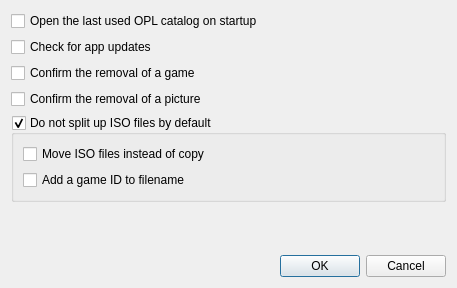
This is src/OplPcTools/UI/SettingsDialog.ui in brainstream/OPL-PC-Tools as Qt 5 draws it before an edit. The edited form follows.
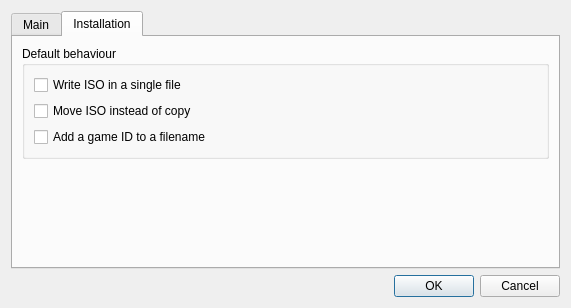
This is the edited form. The open tabs and pages were chosen to show the change.

Commit message:
The settings dialog refactored
Additionally, the settings to disable the ul.config validation added

The edit to the form file:
```diff
--- a/src/OplPcTools/UI/SettingsDialog.ui
+++ b/src/OplPcTools/UI/SettingsDialog.ui
@@ -6,8 +6,8 @@
    <rect>
     <x>0</x>
     <y>0</y>
-    <width>457</width>
-    <height>288</height>
+    <width>571</width>
+    <height>308</height>
    </rect>
   </property>
   <property name="windowTitle">
@@ -18,9 +18,26 @@
   </property>
   <layout class="QVBoxLayout" name="verticalLayout_2">
    <item>
+    <widget class="QTabWidget" name="mp_tabs">
+     <property name="currentIndex">
+      <number>0</number>
+     </property>
+     <widget class="QWidget" name="mp_tab_main">
+      <attribute name="title">
+       <string>Main</string>
+      </attribute>
+      <layout class="QVBoxLayout" name="verticalLayout_3">
+       <item>
     <widget class="QCheckBox" name="mp_checkbx_reopen_last_catalog">
      <property name="text">
-      <string>Open the last used OPL catalog on startup</string>
+          <string>Open recently used collection</string>
+         </property>
+        </widget>
+       </item>
+       <item>
+        <widget class="QCheckBox" name="mp_checkbox_validate_ulcfg">
+         <property name="text">
+          <string>Validate ul.cfg</string>
      </property>
     </widget>
    </item>
@@ -46,25 +63,49 @@
     </widget>
    </item>
    <item>
-    <widget class="QGroupBox" name="mp_groupbox_donot_splitup">
+        <spacer name="mp_spacer">
+         <property name="orientation">
+          <enum>Qt::Vertical</enum>
+         </property>
+         <property name="sizeHint" stdset="0">
+          <size>
+           <width>20</width>
+           <height>47</height>
+          </size>
+         </property>
+        </spacer>
+       </item>
+      </layout>
+     </widget>
+     <widget class="QWidget" name="mp_tab_installation">
+      <attribute name="title">
+       <string>Installation</string>
+      </attribute>
+      <layout class="QVBoxLayout" name="verticalLayout_4">
+       <item>
+        <widget class="QGroupBox" name="mp_group_default_behaviour">
      <property name="title">
-      <string>Do not split up ISO files by default</string>
-     </property>
-     <property name="checkable">
-      <bool>true</bool>
+          <string>Default behaviour</string>
      </property>
      <layout class="QVBoxLayout" name="verticalLayout">
+          <item>
+           <widget class="QCheckBox" name="mp_checkbox_donot_splitup">
+            <property name="text">
+             <string>Write ISO in a single file</string>
+            </property>
+           </widget>
+          </item>
       <item>
        <widget class="QCheckBox" name="mp_checkobx_move_iso">
         <property name="text">
-         <string>Move ISO files instead of copy</string>
+             <string>Move ISO instead of copy</string>
         </property>
        </widget>
       </item>
       <item>
        <widget class="QCheckBox" name="mp_checkbox_add_id">
         <property name="text">
-         <string>Add a game ID to filename</string>
+             <string>Add a game ID to a filename</string>
         </property>
        </widget>
       </item>
@@ -72,17 +113,21 @@
     </widget>
    </item>
    <item>
-    <spacer name="mp_spacer">
+        <spacer name="mp_spacer_2">
      <property name="orientation">
       <enum>Qt::Vertical</enum>
      </property>
      <property name="sizeHint" stdset="0">
       <size>
        <width>20</width>
-       <height>47</height>
+           <height>70</height>
       </size>
      </property>
     </spacer>
+       </item>
+      </layout>
+     </widget>
+    </widget>
    </item>
    <item>
     <widget class="QDialogButtonBox" name="mp_button_box">
```
Left out of the diff: 4 changed lines with no effect on the pictures. Lines whose indentation alone changed are shown as unchanged. The commit also changes 5 other files.
